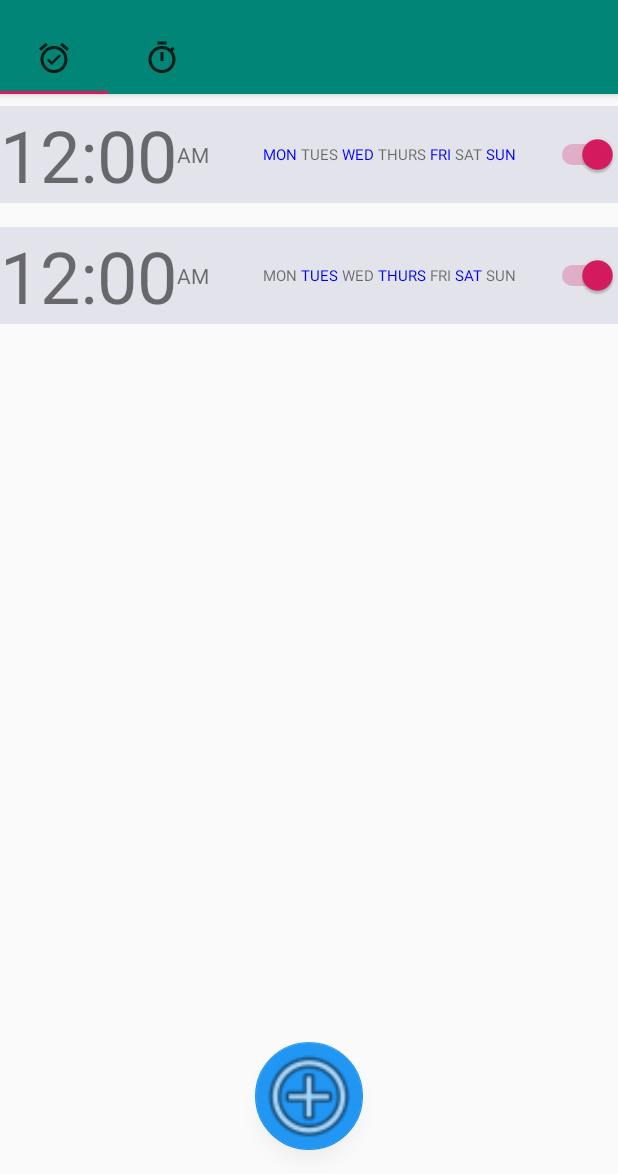
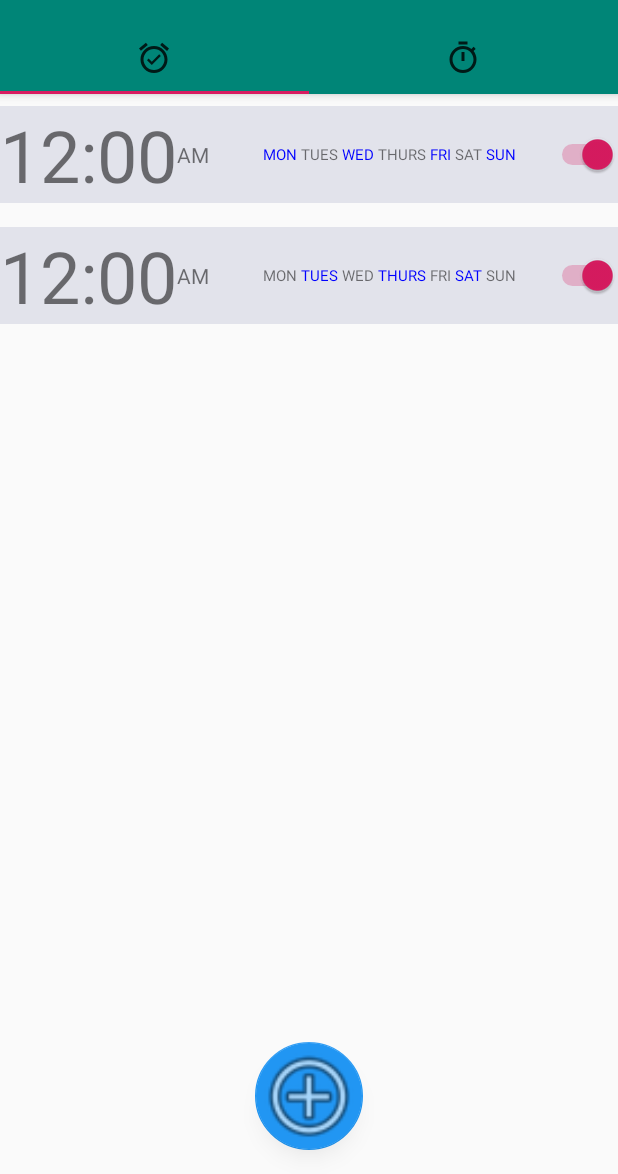
Before and after one commit to Unoooooo/prm391, an Android app: the screen it shows after launch (MainActivity), on a phone screen of 412 x 824 dp, the part 62-1236 px from its top. Run offline under Robolectric (Android 15) with nearby library versions, the phone set to English and light mode, and no system bars.

Commit message:
edit center tablayout

```diff
--- a/CLOCKPROJECT/app/src/main/AndroidManifest.xml
+++ b/CLOCKPROJECT/app/src/main/AndroidManifest.xml
@@ -4,7 +4,7 @@
 
     <application
         android:allowBackup="true"
-        android:icon="@mipmap/ic_launcher"
+        android:icon="@mipmap/alarm"
         android:label="@string/app_name"
         android:roundIcon="@mipmap/ic_launcher_round"
         android:supportsRtl="true"
--- a/CLOCKPROJECT/app/src/main/res/layout/activity_main.xml
+++ b/CLOCKPROJECT/app/src/main/res/layout/activity_main.xml
@@ -16,7 +16,8 @@
             android:layout_width="match_parent"
             android:layout_height="?attr/actionBarSize"
             android:background="?attr/colorPrimary"
-            app:popupTheme="@style/AppTheme.PopupOverlay" />
+            app:popupTheme="@style/AppTheme.PopupOverlay"
+            />
 
         <LinearLayout
             android:layout_width="match_parent"
@@ -29,8 +30,11 @@
                 android:layout_height="match_parent"
                 android:layout_gravity="fill"
                 app:tabBackground="@color/colorPrimary"
-                app:tabMode="scrollable"
-                app:tabTextAppearance="@style/TextAppearance.AppCompat.Display1" />
+                app:tabMode="fixed"
+                app:tabTextAppearance="@style/TextAppearance.AppCompat.Display1"
+                app:tabGravity="fill"
+
+                />
         </LinearLayout>
 
     </android.support.design.widget.AppBarLayout>
```
Also changed, not shown: CLOCKPROJECT/app/src/main/res/mipmap-mdpi/alarm.png (added).
